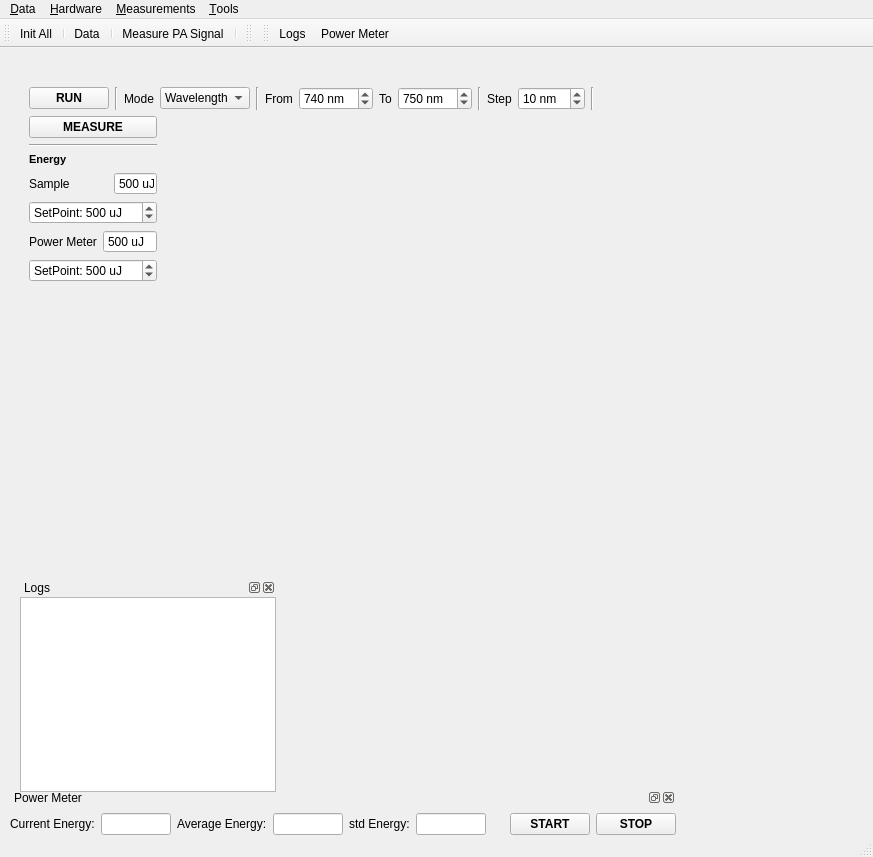
This is modules/PA_main_window.ui in Kaldarinz/PA-RSCF-22-72-00015- as Qt 5 draws it before an edit. The edited form follows.
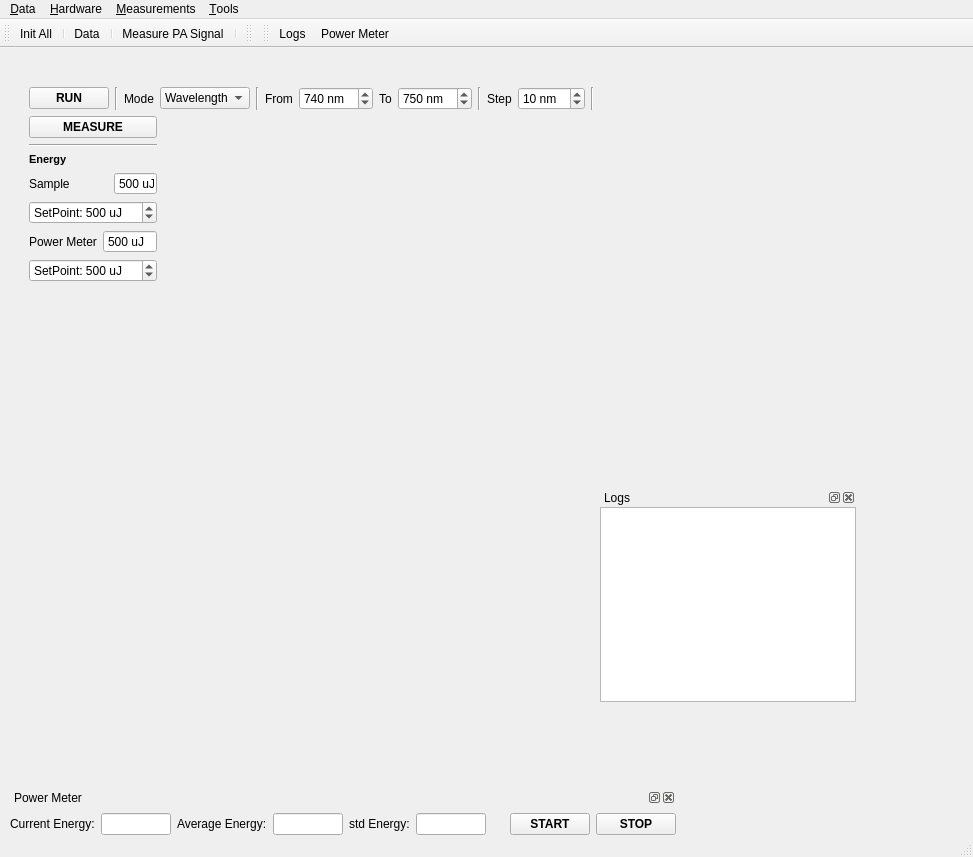
This is the edited form. Icons and pictures are not drawn. Custom widgets are drawn as their Qt base class.

```diff
--- a/modules/PA_main_window.ui
+++ b/modules/PA_main_window.ui
@@ -6,7 +6,7 @@
    <rect>
     <x>0</x>
     <y>0</y>
-    <width>873</width>
+    <width>973</width>
     <height>857</height>
    </rect>
   </property>
@@ -265,8 +265,8 @@
    <widget class="QDockWidget" name="dock_log">
     <property name="geometry">
      <rect>
-      <x>20</x>
-      <y>530</y>
+      <x>600</x>
+      <y>440</y>
       <width>256</width>
       <height>214</height>
      </rect>
@@ -877,7 +877,7 @@
     <rect>
      <x>0</x>
      <y>0</y>
-     <width>873</width>
+     <width>973</width>
      <height>21</height>
     </rect>
    </property>
```
